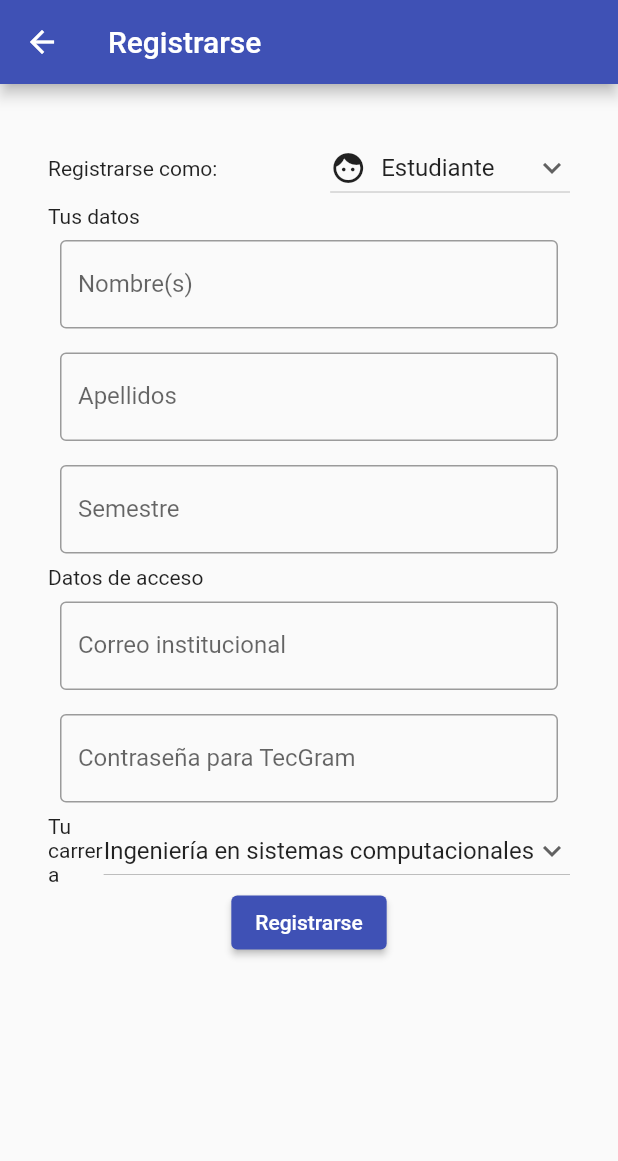
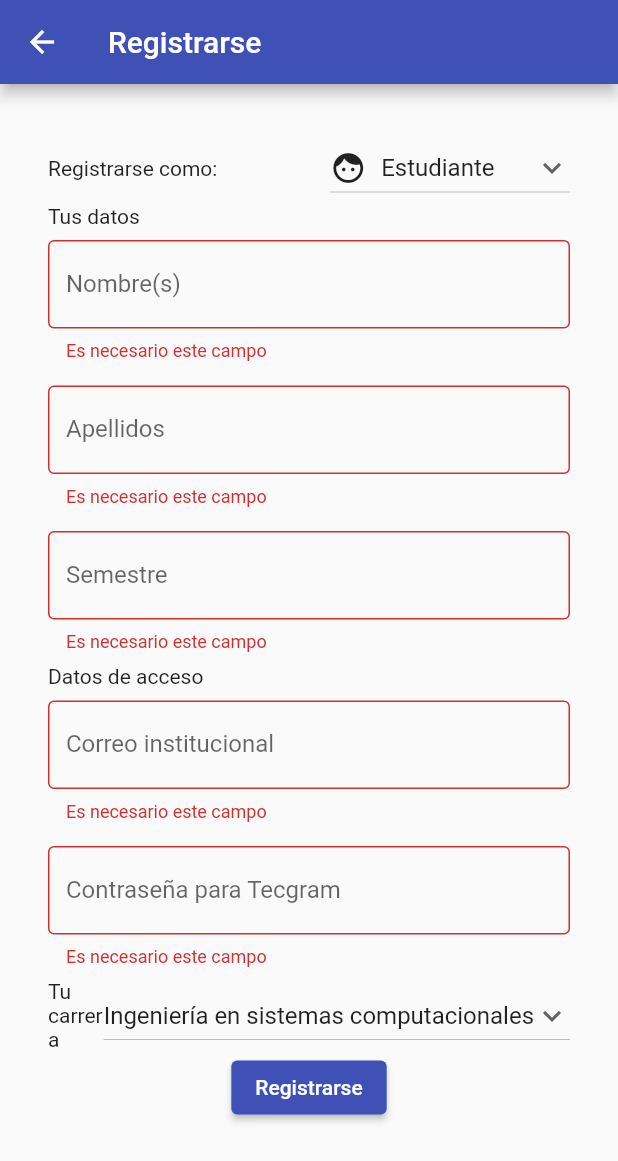
Before and after one commit to MARS42/TecGram, a Flutter app: the SignUpPage screen opened directly, after a tap on "Registrarse", on a phone screen of 412 x 824 dp. Shown: the top 1161 px of the screen. Run offline on Flutter 3.47's test engine with Material 2 defaults, Android fonts, the phone set to English and light mode, and no system bars; our stand-ins replace flutter_secure_storage; accounts and stored records are empty.

Commit message:
Registro de usuarios a backend terminado

```diff
--- a/lib/main.dart
+++ b/lib/main.dart
@@ -24,15 +24,15 @@ class MyApp extends StatelessWidget {
       theme: ThemeData(primarySwatch: Colors.indigo),
 
       //Pantalla por defecto al abrir la aplicación
-      home: SplashPage(),
+      home: const SplashPage(),
 
       //Rutas desde esta pantalla
       routes: {
         //Ruta a la vista de login
-        'login': (BuildContext context) => LoginPage(),
+        'login': (BuildContext context) => const LoginPage(),
 
         //Ruta a la vista de home
-        'home': (BuildContext context) => HomePage(),
+        'home': (BuildContext context) => const HomePage(),
       },
     );
   }
--- a/lib/pages/login_page.dart
+++ b/lib/pages/login_page.dart
@@ -1,8 +1,8 @@
 import 'package:flutter/cupertino.dart';
 import 'package:flutter/material.dart';
-import 'package:flutter/rendering.dart';
 import 'package:tecgram_app/api/auth.dart';
 import 'package:tecgram_app/pages/singup_page.dart';
+import 'package:tecgram_app/pages/widgets/campoTexto.dart';
 
 /// Página de Login y registro
 class LoginPage extends StatefulWidget {
@@ -38,16 +38,16 @@ class _LoginPageState extends State<LoginPage> {
                   ? Column(
                 crossAxisAlignment: CrossAxisAlignment.stretch,
                 children: [
-                  crearCampo(etiqueta: "Correo", context: context, controller: controllerEmail),
-                  crearCampo(etiqueta: "Contraseña", ocultable: true, context: context, controller: controllerPassword),
+                  CampoTexto(etiqueta: "Correo", controller: controllerEmail),
+                  CampoTexto(etiqueta: "Contraseña", ocultable: true, controller: controllerPassword),
                   ElevatedButton(
                       child: const Text("Ingresar"),
                       onPressed: ()  => verificarFormulario(_formulario, context)
                   ),
-                  OutlinedButton(onPressed: () => registrarse(context), child: Text('No tengo cuenta'))
+                  OutlinedButton(onPressed: () => registrarse(context), child: const Text('No tengo cuenta'))
                 ],
                   )
-                  : const CupertinoActivityIndicator(radius: 20,),
+                  : const Center(child: CupertinoActivityIndicator(radius: 20,)),
             )
           ],
         ),
@@ -56,6 +56,7 @@ class _LoginPageState extends State<LoginPage> {
   }
 
   void verificarFormulario(formulario, BuildContext context) async{
+
     if (formulario.currentState!.validate()) {
       setState(() {
         cargando = true;
@@ -71,7 +72,7 @@ class _LoginPageState extends State<LoginPage> {
           const SnackBar(content: Text("Correo o contraseña no válidos"),
           duration: Duration(seconds: 5),
           behavior: SnackBarBehavior.floating,
-          padding: EdgeInsets.all(8.0),)
+          padding: EdgeInsets.all(16.0),)
         );
       } else {
         Navigator.pushReplacementNamed(
@@ -86,33 +87,28 @@ class _LoginPageState extends State<LoginPage> {
 }
 
 /// Crear un campo de texto
-Widget crearCampo(
-    { etiqueta,
-      ocultable = false,
-      required BuildContext context,
-      required TextEditingController controller }) {
-  return Padding(
-    padding: const EdgeInsets.all(8.0),
-    child: Column(
-      mainAxisAlignment: MainAxisAlignment.start,
-      crossAxisAlignment: CrossAxisAlignment.start,
-      children: [
-        TextFormField(
-          validator: (value) {
-            if(value != null && value.isEmpty)
-              return 'Es necesario este campo';
-          },
-          controller: controller,
-          obscureText: ocultable,
-          decoration: InputDecoration(
-            border: const OutlineInputBorder(),
-            labelText: etiqueta,
-            labelStyle: const TextStyle(
-              fontSize: 16,
-            )
-          ),
-        )
-      ],
-    ),
-  );
-}
+// Widget crearCampo(
+//     { etiqueta,
+//       ocultable = false,
+//       required BuildContext context,
+//       required TextEditingController controller }) {
+//   return Container(
+//     margin: const EdgeInsets.fromLTRB(0,0,0, 16.0),
+//     child: TextFormField(
+//       validator: (value) {
+//         if(value != null && value.isEmpty)
+//           return 'Es necesario este campo';
+//       },
+
+//       controller: controller,
+//       obscureText: ocultable,
+//       decoration: InputDecoration(
+//         border: const OutlineInputBorder(),
+//         labelText: etiqueta,
+//         labelStyle: const TextStyle(
+//           fontSize: 16,
+//         )
+//       ),
+//     ),
+//   );
+// }
--- a/lib/pages/singup_page.dart
+++ b/lib/pages/singup_page.dart
@@ -1,6 +1,9 @@
+import 'package:flutter/cupertino.dart';
 import 'package:flutter/material.dart';
 import 'package:flutter/rendering.dart';
+import 'package:tecgram_app/api/auth.dart';
 import 'package:tecgram_app/pages/login_page.dart';
+import 'package:tecgram_app/pages/widgets/campoTexto.dart';
 
 class SignUpPage extends StatefulWidget {
   const SignUpPage({Key? key}) : super(key: key);
@@ -11,6 +14,12 @@ class SignUpPage extends StatefulWidget {
 
 class _SignUpPageState extends State<SignUpPage> {
   static const roles = ['Estudiante', 'Profesor', 'Departamento'];
+  static const Map<String, String> rolesKey = {
+    'Estudiante': 'student',
+    'Profesor': 'teacher',
+    'Departamento': 'office'
+  };
+
   static const carreras = [
     'Ingeniería en sistemas computacionales',
     'Ingeniería en gestión empresarial',
@@ -20,6 +29,17 @@ class _SignUpPageState extends State<SignUpPage> {
     'Contador público',
     'Maestría administrativa'
   ];
+
+  static const Map<String, String> careersKey = {
+    'Ingeniería en sistemas computacionales': 'ISC',
+    'Ingeniería en gestión empresarial': 'IGE',
+    'Ingeniería industrial': 'II',
+    'Ingeniería electrónica': 'IE',
+    'Ingenierpia mecatrónica': 'IM',
+    'Contador público': 'CP',
+    'Maestría administrativa': 'MA'
+  };
+
   static const departamentos = [
     'Sistemas',
     'Gestion',
@@ -29,6 +49,8 @@ class _SignUpPageState extends State<SignUpPage> {
     'Electronica',
     'Basicas'
   ];
+
+  bool cargando = false;
 
   String rol = 'Estudiante';
   String departamento = 'Sistemas';
@@ -59,7 +81,8 @@ class _SignUpPageState extends State<SignUpPage> {
       ),
       body: Form(
         key: _form,
-        child: ListView(
+        child: !cargando
+            ? ListView(
                 children: [
                   Padding(
                     padding: const EdgeInsets.all(32.0),
@@ -92,41 +115,55 @@ class _SignUpPageState extends State<SignUpPage> {
                             )
                           ],
                         ),
-                  Text("Tus datos"),
-                  crearCampo(
-                      etiqueta: "Nombre(s)",
-                      context: context,
-                      controller: controllerNombre),
-                  crearCampo(
-                      etiqueta: "Apellidos",
-                      context: context,
-                      controller: controllerApellidos),
-                  esAlumno ? crearCampo(
-                      etiqueta: "Semestre",
-                      context: context,
-                      controller: controllerSemestre) : const Text(""),
-                  Text("Datos de acceso"),
-                  crearCampo(
-                      etiqueta: "Correo institucional",
-                      context: context,
-                      controller: controllerEmail),
-                  crearCampo(
-                      etiqueta: "Contraseña para TecGram",
-                      ocultable: true,
-                      context: context,
-                      controller: controllerPassword),
+                        const Text("Tus datos"),
+                        CampoTexto(
+                            etiqueta: 'Nombre(s)',
+                            controller: controllerNombre,
+                            ocultable: false),
+                        CampoTexto(
+                            etiqueta: 'Apellidos',
+                            controller: controllerApellidos,
+                            ocultable: false),
+                        (esAlumno
+                            ? CampoTexto(
+                                etiqueta: 'Semestre',
+                                controller: controllerSemestre,
+                                ocultable: false)
+                            : const Text('')),
+                        const Text("Datos de acceso"),
+                        CampoTexto(
+                            etiqueta: 'Correo institucional',
+                            controller: controllerEmail,
+                            ocultable: false),
+                        CampoTexto(
+                            etiqueta: 'Contraseña para Tecgram',
+                            controller: controllerPassword,
+                            ocultable: true),
                         Row(
                           mainAxisAlignment: MainAxisAlignment.start,
                           children: [
-                      Expanded(child: Text(esAlumno ? 'Tu carrera' : 'Tu departamento')),
-                      obtenerDropdown(esAlumno ? carreras : departamentos, esAlumno ? carrera : departamento)
+                            Expanded(
+                                child: Text(esAlumno
+                                    ? 'Tu carrera'
+                                    : 'Tu departamento')),
+                            obtenerDropdown(esAlumno ? carreras : departamentos,
+                                esAlumno ? carrera : departamento)
                           ],
                         ),
-                  Center(child: ElevatedButton(onPressed: () => {}, child: const Text("Registrarse")))
+                        Center(
+                            child: ElevatedButton(
+                                onPressed: () =>
+                                    verificarFormulario(_form, context),
+                                child: const Text("Registrarse")))
                       ],
                     ),
                   ),
                 ],
+              )
+            : Column(
+                children: const [CupertinoActivityIndicator(radius: 20)],
+                crossAxisAlignment: CrossAxisAlignment.stretch,
+                mainAxisAlignment: MainAxisAlignment.center,
               ),
       ),
     );
@@ -183,4 +220,66 @@ class _SignUpPageState extends State<SignUpPage> {
       }
     });
   }
+
+  void verificarFormulario(formulario, BuildContext context) async {
+    if (formulario.currentState!.validate()) {
+      setState(() {
+        cargando = true;
+      });
+      final authentication = auth();
+      //final res = await authentication.login(controllerEmail.text, controllerPassword.text);
+      final res = await authentication.signUp(
+          controllerEmail.text,
+          controllerPassword.text,
+          esAlumno
+              ? {
+                  'rol': rolesKey[rol]!,
+                  'career': careersKey[carrera]!,
+                  'semester': controllerSemestre.text,
+                  'name': controllerNombre.text,
+                  'lastname': controllerApellidos.text
                 }
+              : {
+                  'rol': rolesKey[rol]!,
+                  'deparment': departamento,
+                  'name': controllerNombre.text,
+                  'lastname': controllerApellidos.text
+                });
+      setState(() {
+        cargando = false;
+      });
+
+      if (res["success"] == false) {
+        ScaffoldMessenger.of(context).showSnackBar(SnackBar(
+          content: Text("Error: " + res["data"]),
+          duration: const Duration(seconds: 5),
+          behavior: SnackBarBehavior.floating,
+          padding: const EdgeInsets.all(16.0),
+        ));
+      } else {
+
+        await showDialog(
+          context: context,
+          builder: (BuildContext context) {
+            return SimpleDialog(
+              title: Text('Registro completado'),
+              contentPadding: EdgeInsets.all(16.0),
+              children: [
+                Text('Confirma tu registro mediante el enlace enviado a tu correo institucional.'),
+                Center(child: SimpleDialogOption(onPressed: () => Navigator.pop(context), child: Text("Cerrar"),))
+              ],
+            );
+          }
+        );
+
+        //Navigator.pushReplacementNamed(context, "home", arguments: res["data"]); -> Con esto pdoría entrar directamente a home pero debe confirmar registro.
+        Navigator.pushReplacementNamed(context, "login");
+      }
+    }
+  }
+
+  void registrarse(BuildContext context) {
+    Navigator.push(
+        context, MaterialPageRoute(builder: (context) => const SignUpPage()));
+  }
+}
--- /dev/null
+++ b/lib/pages/widgets/campoTexto.dart
@@ -0,0 +1,41 @@
+import 'package:flutter/material.dart';
+
+class CampoTexto extends StatefulWidget {
+  final String? etiqueta;
+  final TextEditingController? controller;
+  final bool ocultable;
+
+  const CampoTexto(
+      {
+        Key? key,
+        this.etiqueta,
+        this.controller,
+        this.ocultable = false
+      })
+      : super(key: key);
+
+  @override
+  State<CampoTexto> createState() => CampoTextoState();
+}
+
+class CampoTextoState extends State<CampoTexto> {
+  @override
+  Widget build(BuildContext context) {
+    return Container(
+      margin: const EdgeInsets.fromLTRB(0, 8.0, 0, 8.0),
+      child: TextFormField(
+        validator: (value) {
+          if (value != null && value.isEmpty) return 'Es necesario este campo';
+        },
+        controller: widget.controller,
+        obscureText: widget.ocultable,
+        decoration: InputDecoration(
+            border: const OutlineInputBorder(),
+            labelText: widget.etiqueta,
+            labelStyle: const TextStyle(
+              fontSize: 16,
+            )),
+      ),
+    );
+  }
+}
```
Also changed, not shown: lib/api/auth.dart (+27 -2 lines). Lines whose indentation alone changed are shown as unchanged.
